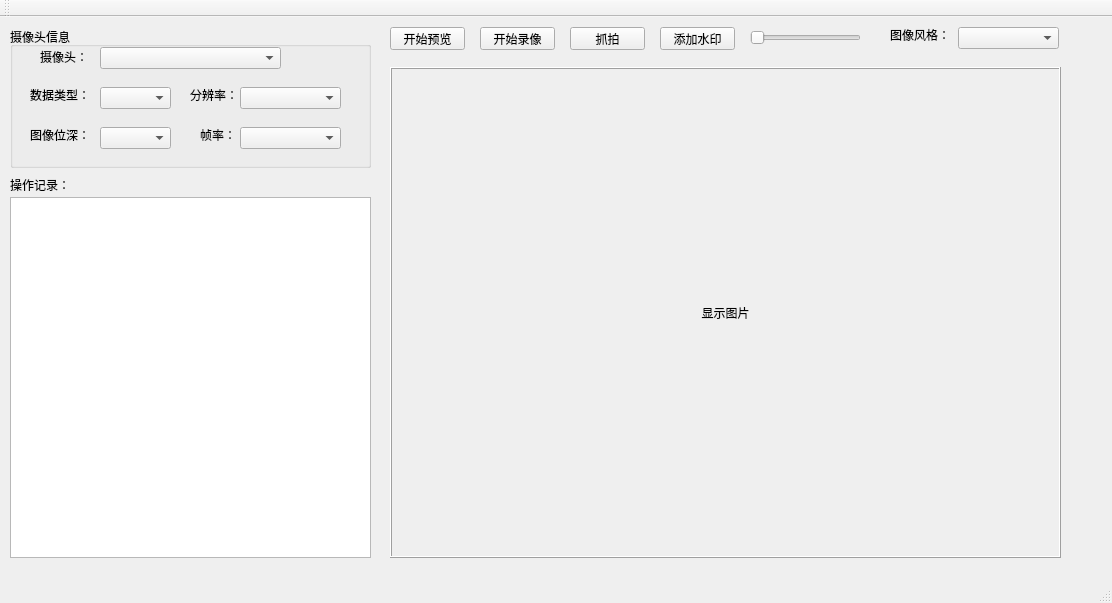
This is CameraTools/CameraTools/CameraTools.ui in K0bai/CameraTools as Qt 5 draws it before an edit. The edited form follows.
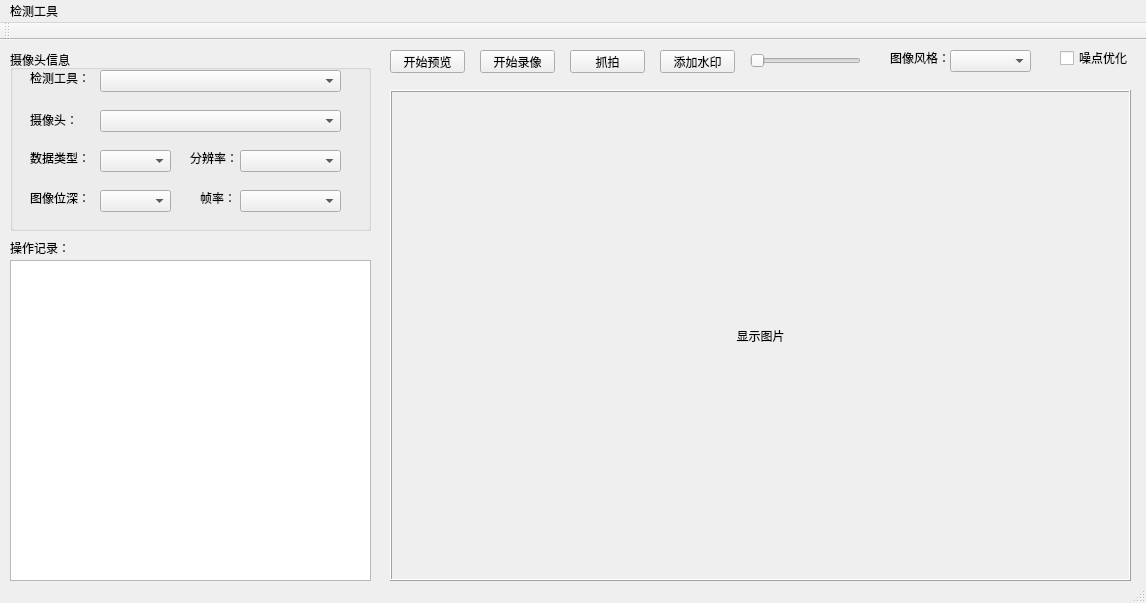
This is the edited form.

```diff
--- a/CameraTools/CameraTools/CameraTools.ui
+++ b/CameraTools/CameraTools/CameraTools.ui
@@ -6,7 +6,7 @@
    <rect>
     <x>0</x>
     <y>0</y>
-    <width>1112</width>
+    <width>1146</width>
     <height>603</height>
    </rect>
   </property>
@@ -20,7 +20,7 @@
       <x>10</x>
       <y>10</y>
       <width>361</width>
-      <height>141</height>
+      <height>181</height>
      </rect>
     </property>
     <property name="title">
@@ -30,8 +30,8 @@
      <property name="geometry">
       <rect>
        <x>90</x>
-       <y>20</y>
-       <width>181</width>
+       <y>60</y>
+       <width>241</width>
        <height>22</height>
       </rect>
      </property>
@@ -39,8 +39,8 @@
     <widget class="QLabel" name="label">
      <property name="geometry">
       <rect>
-       <x>30</x>
-       <y>20</y>
+       <x>20</x>
+       <y>60</y>
        <width>51</width>
        <height>20</height>
       </rect>
@@ -53,7 +53,7 @@
      <property name="geometry">
       <rect>
        <x>20</x>
-       <y>60</y>
+       <y>100</y>
        <width>61</width>
        <height>16</height>
       </rect>
@@ -66,7 +66,7 @@
      <property name="geometry">
       <rect>
        <x>180</x>
-       <y>60</y>
+       <y>100</y>
        <width>51</width>
        <height>16</height>
       </rect>
@@ -79,7 +79,7 @@
      <property name="geometry">
       <rect>
        <x>20</x>
-       <y>100</y>
+       <y>140</y>
        <width>61</width>
        <height>16</height>
       </rect>
@@ -92,7 +92,7 @@
      <property name="geometry">
       <rect>
        <x>190</x>
-       <y>100</y>
+       <y>140</y>
        <width>31</width>
        <height>16</height>
       </rect>
@@ -105,7 +105,7 @@
      <property name="geometry">
       <rect>
        <x>90</x>
-       <y>60</y>
+       <y>100</y>
        <width>71</width>
        <height>22</height>
       </rect>
@@ -115,7 +115,7 @@
      <property name="geometry">
       <rect>
        <x>230</x>
-       <y>60</y>
+       <y>100</y>
        <width>101</width>
        <height>22</height>
       </rect>
@@ -125,7 +125,7 @@
      <property name="geometry">
       <rect>
        <x>90</x>
-       <y>100</y>
+       <y>140</y>
        <width>71</width>
        <height>22</height>
       </rect>
@@ -135,12 +135,35 @@
      <property name="geometry">
       <rect>
        <x>230</x>
-       <y>100</y>
+       <y>140</y>
        <width>101</width>
        <height>22</height>
       </rect>
      </property>
     </widget>
+    <widget class="QLabel" name="label_13">
+     <property name="geometry">
+      <rect>
+       <x>20</x>
+       <y>20</y>
+       <width>61</width>
+       <height>16</height>
+      </rect>
+     </property>
+     <property name="text">
+      <string>检测工具：</string>
+     </property>
+    </widget>
+    <widget class="QComboBox" name="comboBox_DetectTools">
+     <property name="geometry">
+      <rect>
+       <x>90</x>
+       <y>20</y>
+       <width>241</width>
+       <height>22</height>
+      </rect>
+     </property>
+    </widget>
    </widget>
    <widget class="QPushButton" name="pushButton_StartShow">
     <property name="geometry">
@@ -160,7 +183,7 @@
      <rect>
       <x>390</x>
       <y>50</y>
-      <width>671</width>
+      <width>741</width>
       <height>491</height>
      </rect>
     </property>
@@ -236,9 +259,9 @@
     <property name="geometry">
      <rect>
       <x>10</x>
-      <y>180</y>
+      <y>220</y>
       <width>361</width>
-      <height>361</height>
+      <height>321</height>
      </rect>
     </property>
    </widget>
@@ -246,7 +269,7 @@
     <property name="geometry">
      <rect>
       <x>10</x>
-      <y>160</y>
+      <y>200</y>
       <width>61</width>
       <height>16</height>
      </rect>
@@ -258,9 +281,9 @@
    <widget class="QComboBox" name="comboBox_ImageStyle">
     <property name="geometry">
      <rect>
-      <x>958</x>
+      <x>950</x>
       <y>10</y>
-      <width>101</width>
+      <width>81</width>
       <height>22</height>
      </rect>
     </property>
@@ -278,16 +301,38 @@
      <string>图像风格：</string>
     </property>
    </widget>
+   <widget class="QCheckBox" name="checkBox_Filter">
+    <property name="geometry">
+     <rect>
+      <x>1060</x>
+      <y>10</y>
+      <width>71</width>
+      <height>16</height>
+     </rect>
+    </property>
+    <property name="text">
+     <string>噪点优化</string>
+    </property>
+   </widget>
   </widget>
   <widget class="QMenuBar" name="menuBar">
    <property name="geometry">
     <rect>
      <x>0</x>
      <y>0</y>
-     <width>1112</width>
+     <width>1146</width>
      <height>23</height>
     </rect>
    </property>
+   <widget class="QMenu" name="menu">
+    <property name="title">
+     <string>检测工具</string>
+    </property>
+    <addaction name="actionDirectShow"/>
+    <addaction name="actionMedia_Foundation"/>
+    <addaction name="actionVFW"/>
+   </widget>
+   <addaction name="menu"/>
   </widget>
   <widget class="QToolBar" name="mainToolBar">
    <attribute name="toolBarArea">
```
Left out of the diff: 53 changed lines with no effect on the pictures.
